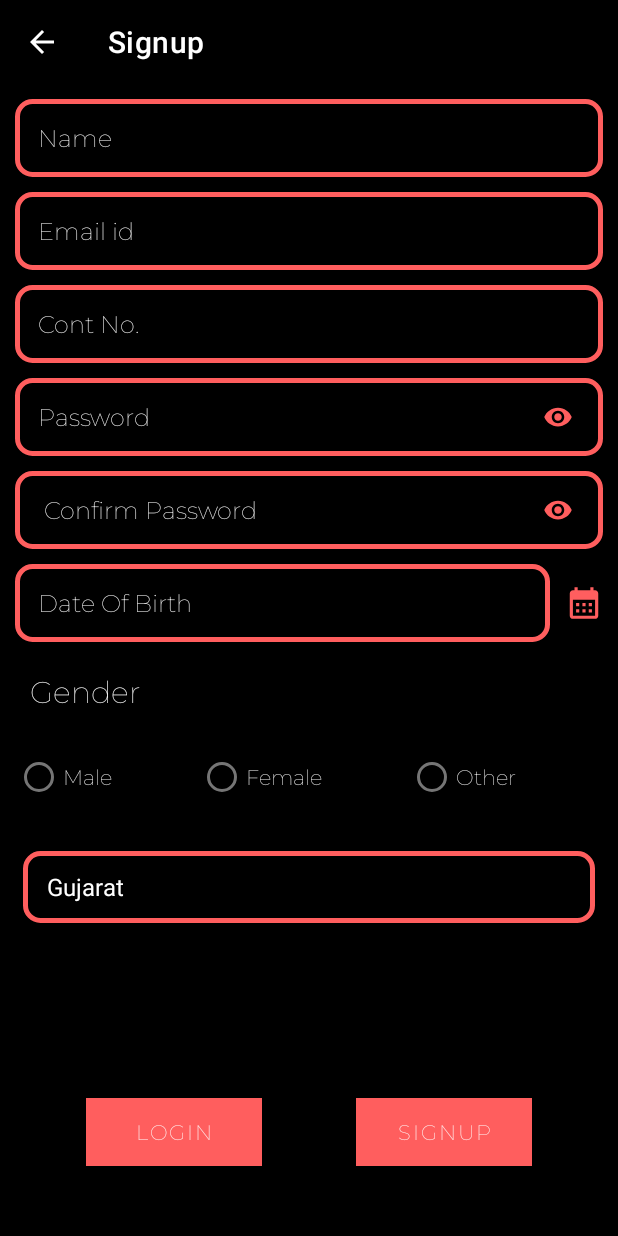
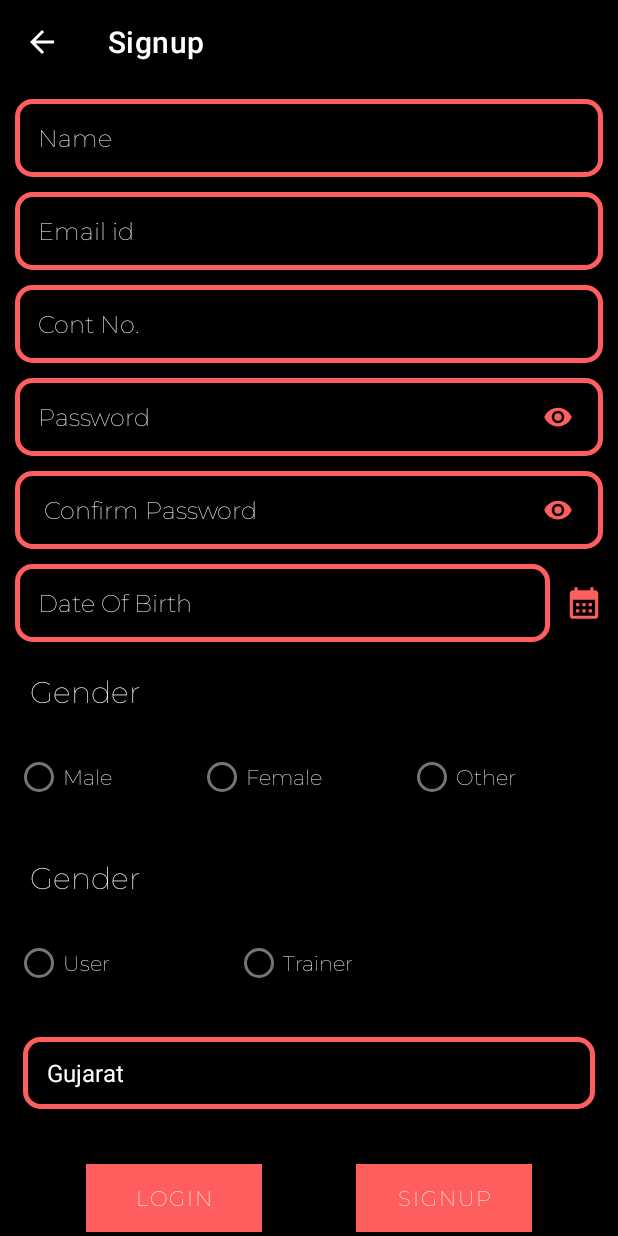
Before and after one commit to Ishani2014/Gym_Zone, an Android app: the SignupActivity screen opened directly, with no data from a screen before it, on a phone screen of 412 x 824 dp. Run offline under Robolectric (Android 15) with nearby library versions, the phone set to English and light mode, and no system bars.

Commit message:
nav_bar v1.10

```diff
--- a/app/src/main/java/com/example/myapplication3345/LoginActivity.java
+++ b/app/src/main/java/com/example/myapplication3345/LoginActivity.java
@@ -21,6 +21,7 @@ public class LoginActivity extends AppCompatActivity {
     EditText email, password;
     Button login;
     LinearLayout createAccount;
+
     String emailPattern = "[a-zA-Z0-9._-]+@[a-z]+\\.+[a-z]+";
     String PasswordPattern = "^(?=.*[0-9])(?=.*[A-Z])(?=.*[@#$%^&+=!])(?=\\S+$).{4,}$";
 
@@ -33,7 +34,9 @@ public class LoginActivity extends AppCompatActivity {
         email = findViewById(R.id.login_email);
         password = findViewById(R.id.login_password);
         login = findViewById(R.id.login_button);
+
         createAccount = findViewById(R.id.login_create_account);
+
 
         createAccount.setOnClickListener(new View.OnClickListener() {
             @Override
--- a/app/src/main/res/layout/activity_signup.xml
+++ b/app/src/main/res/layout/activity_signup.xml
@@ -210,6 +210,44 @@
                 android:fontFamily="@font/montserrat"
                 android:text="Other" />
         </RadioGroup>
+        <TextView
+            android:id="@+id/tvgen"
+            android:layout_width="match_parent"
+            android:layout_height="wrap_content"
+            android:layout_marginHorizontal="10dp"
+            android:layout_marginTop="10dp"
+            android:padding="10dp"
+            android:text="Gender "
+            android:fontFamily="@font/montserrat"
+            android:textColor="@color/white"
+            android:textSize="20dp"
+            android:textStyle="bold" />
+        <RadioGroup
+            android:id="@+id/gender"
+            android:layout_width="match_parent"
+            android:layout_height="wrap_content"
+            android:layout_margin="10dp"
+            android:orientation="horizontal"
+            android:weightSum="3">
+
+        <RadioButton
+            android:id="@+id/rbuser"
+            android:layout_width="wrap_content"
+            android:layout_height="wrap_content"
+            android:layout_weight="1"
+            android:textColor="@color/white"
+            android:fontFamily="@font/montserrat"
+            android:text="User" />
+
+        <RadioButton
+            android:id="@+id/rbtrainer"
+            android:layout_width="wrap_content"
+            android:layout_height="wrap_content"
+            android:layout_weight="1"
+            android:textColor="@color/white"
+            android:fontFamily="@font/montserrat"
+            android:text="Trainer" />
+        </RadioGroup>
         <Spinner
             android:layout_width="match_parent"
             android:layout_height="wrap_content"
@@ -222,7 +260,7 @@
         <LinearLayout
             android:layout_width="match_parent"
             android:layout_height="wrap_content"
-            android:layout_marginTop="100dp"
+            android:layout_marginTop="20dp"
             android:gravity="center">
 
             <Button
```
Also changed, not shown: app/src/main/res/drawable/ic_baseline_dashboard_24.xml (added, +10 -0 lines), app/src/main/res/drawable/ic_baseline_home_24.xml (added, +10 -0 lines), app/src/main/res/drawable/ic_baseline_person_24.xml (added, +10 -0 lines), app/src/main/res/layout/activity_home.xml (+18 -0 lines), app/src/main/res/layout/raw_fp.xml (+16 -8 lines), app/src/main/res/menu/bottom_nav_menu.xml (added, +15 -0 lines).
